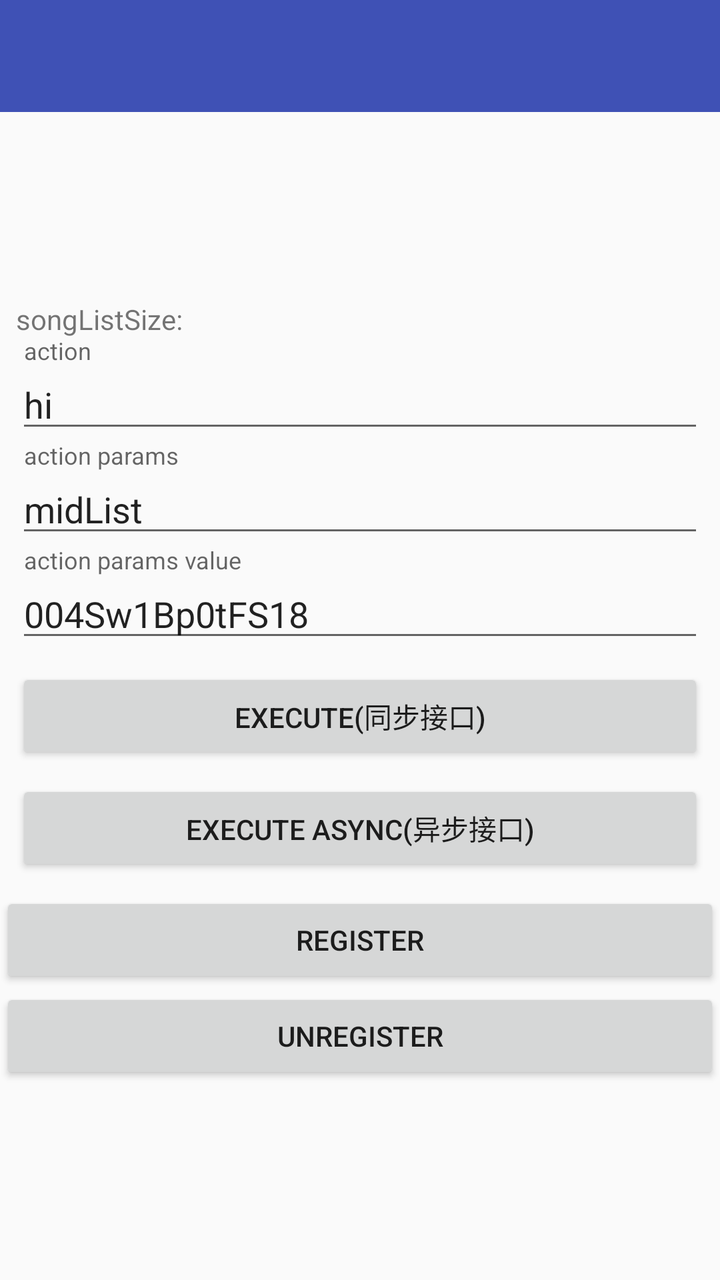
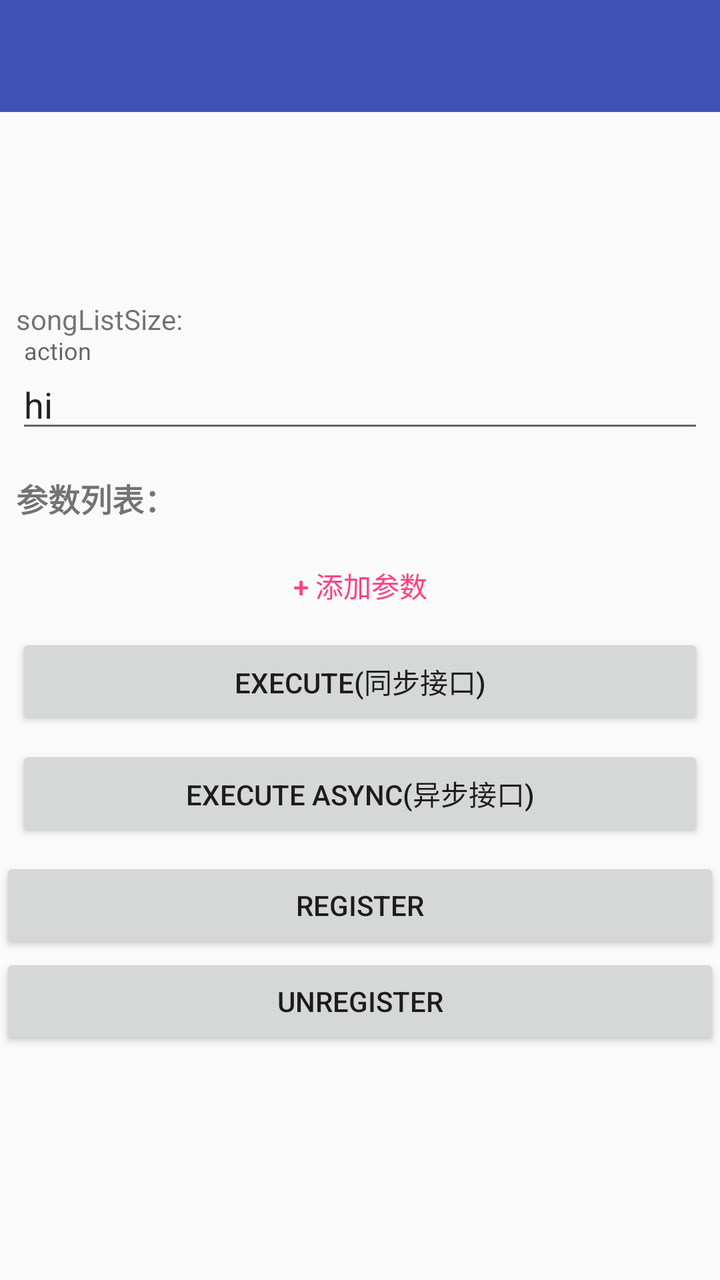

Screens rendered from an Android XML layout before and after an edit, with the pre-edit source and the edit as a unified diff.
<!-- AndroidManifest.xml: activity theme AppTheme.NoActionBar -->
<!-- res/layout/activity_main.xml -->
<?xml version="1.0" encoding="utf-8"?>
<android.support.constraint.ConstraintLayout xmlns:android="http://schemas.android.com/apk/res/android"
    xmlns:app="http://schemas.android.com/apk/res-auto"
    xmlns:tools="http://schemas.android.com/tools"
    android:layout_width="match_parent"
    android:layout_height="match_parent"
    tools:context="com.tencent.qqmusic.api.demo.MainActivity">

    <android.support.design.widget.AppBarLayout
        android:id="@+id/appbar_layout"
        android:layout_width="match_parent"
        android:layout_height="wrap_content"
        android:theme="@style/AppTheme.AppBarOverlay"
        app:layout_constraintEnd_toEndOf="parent"
        app:layout_constraintStart_toStartOf="parent"
        app:layout_constraintTop_toTopOf="parent">

        <android.support.v7.widget.Toolbar
            android:id="@+id/toolbar"
            android:layout_width="match_parent"
            android:layout_height="?attr/actionBarSize"
            android:background="?attr/colorPrimary"
            app:popupTheme="@style/AppTheme.PopupOverlay" />

    </android.support.design.widget.AppBarLayout>

    <ScrollView
        android:id="@+id/scrollView2"
        android:layout_width="match_parent"
        android:layout_height="wrap_content"
        android:layout_marginTop="5dp"
        app:layout_constraintTop_toBottomOf="@id/appbar_layout">

        <LinearLayout
            android:layout_width="match_parent"
            android:layout_height="match_parent"
            android:orientation="vertical">

            <TextView
                android:id="@+id/tv_connect_state"
                android:layout_width="match_parent"
                android:layout_height="wrap_content"
                android:layout_marginStart="8dp"
                android:layout_marginTop="8dp"
                android:layout_marginEnd="8dp"
                android:text="" />

            <TextView
                android:id="@+id/tv_result"
                android:layout_width="match_parent"
                android:layout_height="wrap_content"
                android:layout_marginStart="8dp"
                android:layout_marginTop="8dp"
                android:layout_marginEnd="8dp"
                android:text="" />

            <TextView
                android:id="@+id/tv_current_song"
                android:layout_width="match_parent"
                android:layout_height="wrap_content"
                android:layout_marginStart="8dp"
                android:layout_marginLeft="8dp"
                android:layout_marginTop="8dp"
                android:layout_marginEnd="8dp"
                android:layout_marginRight="8dp"
                android:text="" />

            <TextView
                android:id="@+id/tv_song_list_size"
                android:layout_width="match_parent"
                android:layout_height="wrap_content"
                android:layout_marginStart="8dp"
                android:layout_marginLeft="8dp"
                android:layout_marginTop="8dp"
                android:layout_marginEnd="8dp"
                android:layout_marginRight="8dp"
                android:text="songListSize:" />

            <android.support.design.widget.TextInputLayout
                android:layout_width="match_parent"
                android:layout_height="wrap_content"
                android:hint="action">

                <AutoCompleteTextView
                    android:id="@+id/et_action"
                    android:layout_width="match_parent"
                    android:layout_height="wrap_content"
                    android:layout_marginStart="8dp"
                    android:layout_marginTop="8dp"
                    android:layout_marginEnd="8dp"
                    android:completionThreshold="0"
                    android:ems="10"
                    android:inputType="textPersonName"
                    android:text="hi" />
            </android.support.design.widget.TextInputLayout>

            <android.support.design.widget.TextInputLayout
                android:layout_width="match_parent"
                android:layout_height="wrap_content"
                android:hint="action params">

                <EditText
                    android:id="@+id/et_params_key"
                    android:layout_width="match_parent"
                    android:layout_height="wrap_content"
                    android:layout_marginStart="8dp"
                    android:layout_marginTop="8dp"
                    android:layout_marginEnd="8dp"
                    android:hint="enter key here"
                    android:text="midList"
                    app:layout_constraintEnd_toEndOf="parent"
                    app:layout_constraintStart_toStartOf="parent"
                    app:layout_constraintTop_toBottomOf="@+id/et_action" />
            </android.support.design.widget.TextInputLayout>

            <android.support.design.widget.TextInputLayout
                android:layout_width="match_parent"
                android:layout_height="wrap_content"
                android:hint="action params value">

                <EditText
                    android:id="@+id/et_params_value"
                    android:layout_width="match_parent"
                    android:layout_height="wrap_content"
                    android:layout_marginStart="8dp"
                    android:layout_marginTop="8dp"
                    android:layout_marginEnd="8dp"
                    android:layout_marginBottom="8dp"
                    android:ems="10"
                    android:inputType="textMultiLine"
                    android:text="004Sw1Bp0tFS18" />
            </android.support.design.widget.TextInputLayout>

            <Button
                android:id="@+id/bt_execute"
                android:layout_width="match_parent"
                android:layout_height="wrap_content"
                android:layout_marginStart="8dp"
                android:layout_marginEnd="8dp"
                android:layout_marginBottom="8dp"
                android:text="Execute(同步接口)" />

            <Button
                android:id="@+id/bt_execute_async"
                android:layout_width="match_parent"
                android:layout_height="wrap_content"
                android:layout_marginStart="8dp"
                android:layout_marginEnd="8dp"
                android:layout_marginBottom="8dp"
                android:text="Execute Async(异步接口)" />

            <Button
                android:id="@+id/bt_register"
                android:layout_width="match_parent"
                android:layout_height="wrap_content"
                android:text="register" />

            <Button
                android:id="@+id/bt_unregister"
                android:layout_width="match_parent"
                android:layout_height="wrap_content"
                android:text="unregister" />


        </LinearLayout>

    </ScrollView>


</android.support.constraint.ConstraintLayout>
<!-- resources referenced by this layout -->
<resources>
  <style name="AppTheme.AppBarOverlay" parent="ThemeOverlay.AppCompat.Dark.ActionBar" />
  <style name="AppTheme.PopupOverlay" parent="ThemeOverlay.AppCompat.Light" />
  <style name="AppTheme.NoActionBar">
          <item name="windowActionBar">false</item>
          <item name="windowNoTitle">true</item>
      </style>
</resources>

<!-- the commit's change to res/layout/activity_main.xml (unified diff, before → after) -->
@@ -94,42 +94,33 @@
                     android:text="hi" />
             </android.support.design.widget.TextInputLayout>
 
-            <android.support.design.widget.TextInputLayout
+            <TextView
                 android:layout_width="match_parent"
                 android:layout_height="wrap_content"
-                android:hint="action params">
+                android:layout_marginStart="8dp"
+                android:layout_marginTop="16dp"
+                android:layout_marginEnd="8dp"
+                android:text="参数列表："
+                android:textStyle="bold"
+                android:textSize="16sp" />
 
-                <EditText
-                    android:id="@+id/et_params_key"
-                    android:layout_width="match_parent"
-                    android:layout_height="wrap_content"
-                    android:layout_marginStart="8dp"
-                    android:layout_marginTop="8dp"
-                    android:layout_marginEnd="8dp"
-                    android:hint="enter key here"
-                    android:text="midList"
-                    app:layout_constraintEnd_toEndOf="parent"
-                    app:layout_constraintStart_toStartOf="parent"
-                    app:layout_constraintTop_toBottomOf="@+id/et_action" />
-            </android.support.design.widget.TextInputLayout>
-
-            <android.support.design.widget.TextInputLayout
+            <LinearLayout
+                android:id="@+id/params_container"
                 android:layout_width="match_parent"
                 android:layout_height="wrap_content"
-                android:hint="action params value">
+                android:layout_marginStart="8dp"
+                android:layout_marginEnd="8dp"
+                android:orientation="vertical" />
 
-                <EditText
-                    android:id="@+id/et_params_value"
-                    android:layout_width="match_parent"
-                    android:layout_height="wrap_content"
-                    android:layout_marginStart="8dp"
-                    android:layout_marginTop="8dp"
-                    android:layout_marginEnd="8dp"
-                    android:layout_marginBottom="8dp"
-                    android:ems="10"
-                    android:inputType="textMultiLine"
-                    android:text="004Sw1Bp0tFS18" />
-            </android.support.design.widget.TextInputLayout>
+            <Button
+                android:id="@+id/btn_add_param"
+                android:layout_width="match_parent"
+                android:layout_height="wrap_content"
+                android:layout_marginStart="8dp"
+                android:layout_marginEnd="8dp"
+                android:layout_marginTop="8dp"
+                android:text="+ 添加参数"
+                style="?android:attr/buttonBarButtonStyle" />
 
             <Button
                 android:id="@+id/bt_execute"
